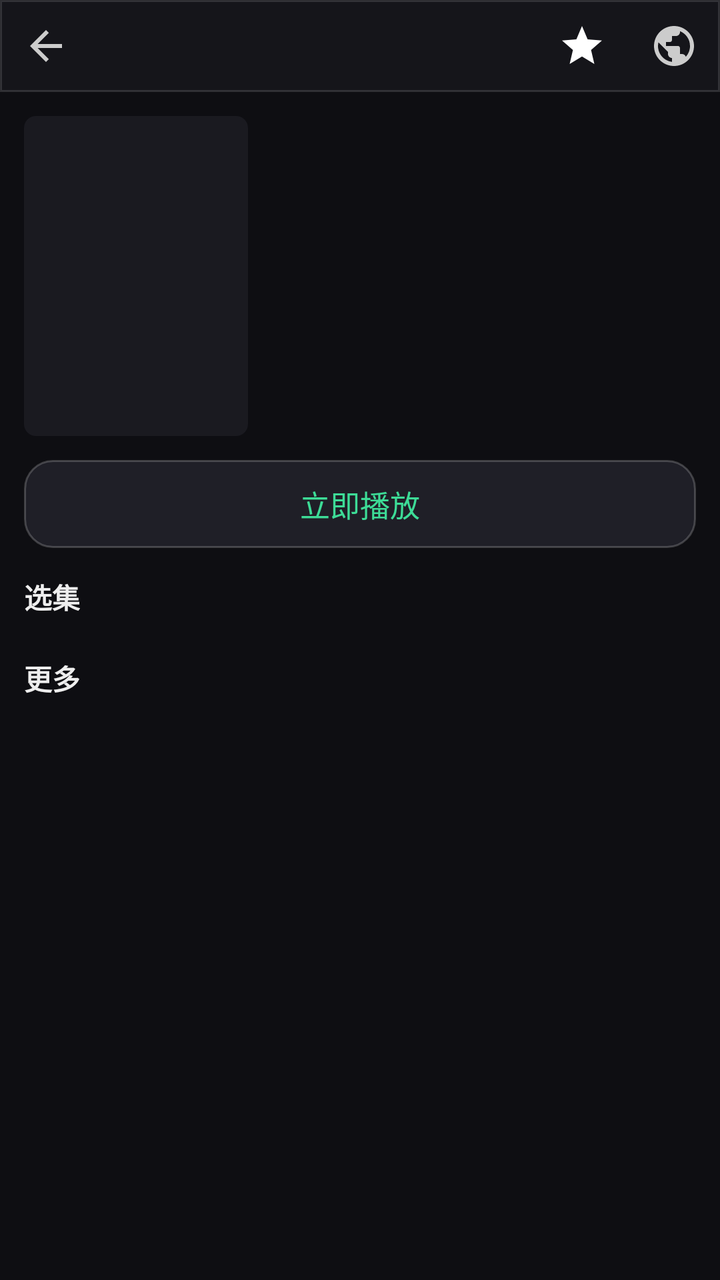
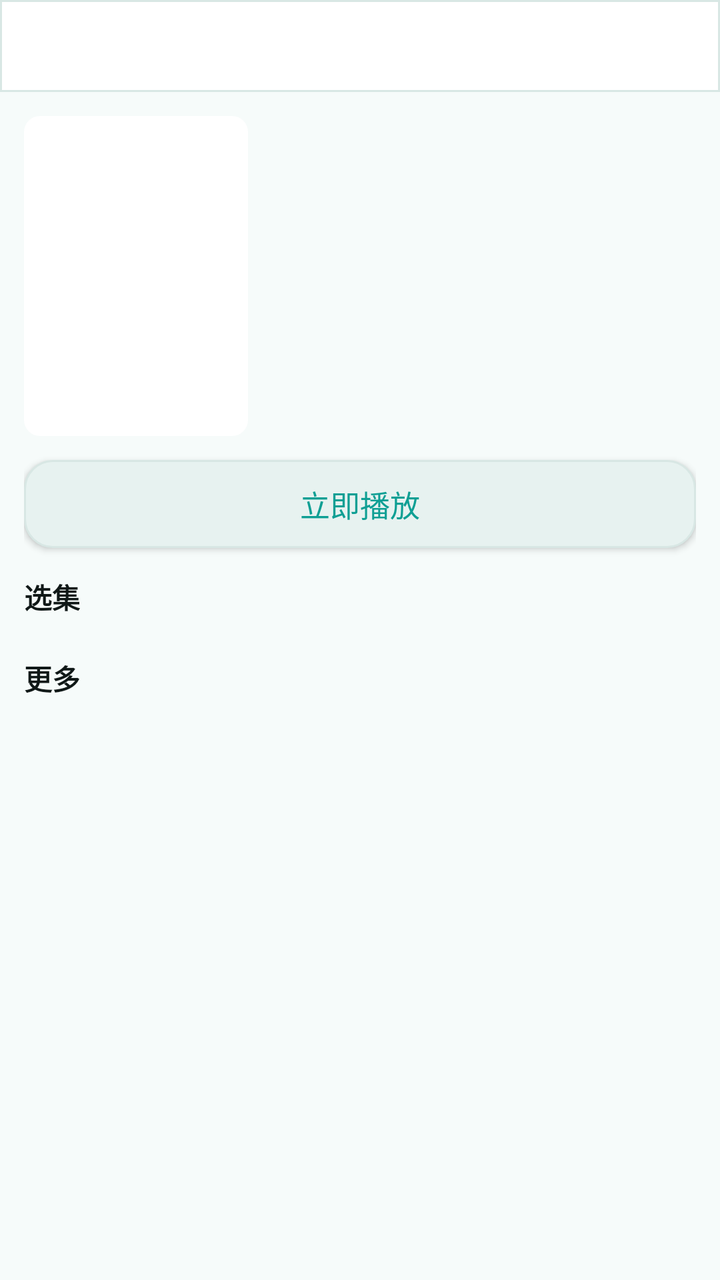

Two renders of the same Android screen: before a commit and after it. Below are the layout's source before the change and the commit's diff.
<!-- AndroidManifest.xml: application theme AppTheme -->
<!-- res/layout/activity_detail.xml -->
<?xml version="1.0" encoding="utf-8"?>
<LinearLayout
    android:id="@+id/root"
    xmlns:android="http://schemas.android.com/apk/res/android"
    android:layout_width="match_parent"
    android:layout_height="match_parent"
    android:background="@color/bg"
    android:orientation="vertical">

    <LinearLayout
        android:layout_width="match_parent"
        android:layout_height="46dp"
        android:background="@drawable/bottom_bar_bg"
        android:gravity="center_vertical"
        android:orientation="horizontal">

        <ImageButton
            android:id="@+id/back"
            android:layout_width="46dp"
            android:layout_height="match_parent"
            android:background="?android:attr/selectableItemBackgroundBorderless"
            android:contentDescription="@string/btn_back"
            android:src="@drawable/ic_back" />

        <TextView
            android:id="@+id/head"
            android:layout_width="0dp"
            android:layout_height="wrap_content"
            android:layout_weight="1"
            android:ellipsize="end"
            android:maxLines="1"
            android:textColor="#EEEEEE"
            android:textSize="15sp" />

        <ImageButton
            android:id="@+id/fav"
            android:layout_width="46dp"
            android:layout_height="match_parent"
            android:background="?android:attr/selectableItemBackgroundBorderless"
            android:contentDescription="@string/mn_fav"
            android:src="@drawable/ic_star" />

        <ImageButton
            android:id="@+id/web"
            android:layout_width="46dp"
            android:layout_height="match_parent"
            android:background="?android:attr/selectableItemBackgroundBorderless"
            android:contentDescription="@string/nav_search"
            android:src="@drawable/ic_globe" />
    </LinearLayout>

    <ProgressBar
        android:id="@+id/bar"
        style="?android:attr/progressBarStyleHorizontal"
        android:layout_width="match_parent"
        android:layout_height="3dp"
        android:indeterminate="true"
        android:indeterminateTint="@color/accent"
        android:visibility="gone" />

    <ScrollView
        android:layout_width="match_parent"
        android:layout_height="0dp"
        android:layout_weight="1">

        <LinearLayout
            android:layout_width="match_parent"
            android:layout_height="wrap_content"
            android:orientation="vertical"
            android:padding="12dp">

            <LinearLayout
                android:layout_width="match_parent"
                android:layout_height="wrap_content"
                android:orientation="horizontal">

                <FrameLayout
                    android:layout_width="112dp"
                    android:layout_height="160dp"
                    android:background="@drawable/card_bg">

                    <ImageView
                        android:id="@+id/cover"
                        android:layout_width="match_parent"
                        android:layout_height="match_parent"
                        android:scaleType="centerCrop"
                        android:contentDescription="@null" />
                </FrameLayout>

                <LinearLayout
                    android:layout_width="0dp"
                    android:layout_height="wrap_content"
                    android:layout_marginLeft="12dp"
                    android:layout_weight="1"
                    android:orientation="vertical">

                    <TextView
                        android:id="@+id/title"
                        android:layout_width="match_parent"
                        android:layout_height="wrap_content"
                        android:textColor="#F0F0F0"
                        android:textSize="17sp"
                        android:textStyle="bold" />

                    <TextView
                        android:id="@+id/score"
                        android:layout_width="match_parent"
                        android:layout_height="wrap_content"
                        android:layout_marginTop="4dp"
                        android:textColor="#FF3DDC97"
                        android:textSize="13sp" />

                    <TextView
                        android:id="@+id/meta1"
                        android:layout_width="match_parent"
                        android:layout_height="wrap_content"
                        android:layout_marginTop="6dp"
                        android:textColor="#99FFFFFF"
                        android:textSize="12sp" />

                    <TextView
                        android:id="@+id/meta2"
                        android:layout_width="match_parent"
                        android:layout_height="wrap_content"
                        android:layout_marginTop="3dp"
                        android:textColor="#99FFFFFF"
                        android:textSize="12sp" />

                    <TextView
                        android:id="@+id/meta3"
                        android:layout_width="match_parent"
                        android:layout_height="wrap_content"
                        android:layout_marginTop="3dp"
                        android:textColor="#99FFFFFF"
                        android:textSize="12sp" />
                </LinearLayout>
            </LinearLayout>

            <Button
                android:id="@+id/play"
                android:layout_width="match_parent"
                android:layout_height="44dp"
                android:layout_marginTop="12dp"
                android:background="@drawable/word_bg"
                android:text="@string/play_now"
                android:textColor="#FF3DDC97"
                android:textSize="15sp" />

            <TextView
                android:layout_width="wrap_content"
                android:layout_height="wrap_content"
                android:layout_marginTop="14dp"
                android:text="@string/episodes"
                android:textColor="#EEEEEE"
                android:textSize="14sp"
                android:textStyle="bold" />

            <LinearLayout
                android:id="@+id/epBox"
                android:layout_width="match_parent"
                android:layout_height="wrap_content"
                android:layout_marginTop="6dp"
                android:orientation="vertical" />

            <TextView
                android:id="@+id/descLabel"
                android:layout_width="wrap_content"
                android:layout_height="wrap_content"
                android:layout_marginTop="14dp"
                android:text="@string/mn_more"
                android:textColor="#EEEEEE"
                android:textSize="14sp"
                android:textStyle="bold" />

            <TextView
                android:id="@+id/desc"
                android:layout_width="match_parent"
                android:layout_height="wrap_content"
                android:layout_marginTop="6dp"
                android:textColor="#BBFFFFFF"
                android:textSize="13sp" />
        </LinearLayout>
    </ScrollView>
</LinearLayout>
<!-- resources referenced by this layout -->
<resources>
  <color name="accent">#FF3DDC97</color>
  <color name="bg">#FF0E0E12</color>
  <!-- drawable bottom_bar_bg (drawable) -->
  <shape xmlns:android="http://schemas.android.com/apk/res/android" android:shape="rectangle">
      <solid android:color="#FF15151A" />
      <stroke android:width="1dp" android:color="#22FFFFFF" />
  </shape>
  <!-- drawable card_bg (drawable) -->
  <shape xmlns:android="http://schemas.android.com/apk/res/android" android:shape="rectangle">
      <solid android:color="#FF1A1A20" />
      <corners android:radius="6dp" />
  </shape>
  <!-- drawable ic_back (drawable) -->
  <vector xmlns:android="http://schemas.android.com/apk/res/android"
      android:width="24dp" android:height="24dp"
      android:viewportWidth="24" android:viewportHeight="24"
      android:tint="#CCCCCC">
      <path android:fillColor="#FFFFFF"
          android:pathData="M20,11H7.83l5.59,-5.59L12,4l-8,8 8,8 1.41,-1.41L7.83,13H20v-2z" />
  </vector>
  <!-- drawable ic_globe (drawable) -->
  <vector xmlns:android="http://schemas.android.com/apk/res/android"
      android:width="24dp" android:height="24dp"
      android:viewportWidth="24" android:viewportHeight="24"
      android:tint="#CCCCCC">
      <path android:fillColor="#FFFFFF" android:pathData="M12,2C6.48,2 2,6.48 2,12s4.48,10 10,10 10,-4.48 10,-10S17.52,2 12,2zm-1,17.93c-3.95,-0.49 -7,-3.85 -7,-7.93 0,-0.62 0.08,-1.21 0.21,-1.79L9,15v1c0,1.1 0.9,2 2,2v1.93zm6.9,-2.54c-0.26,-0.81 -1,-1.39 -1.9,-1.39h-1v-3c0,-0.55 -0.45,-1 -1,-1H8v-2h2c0.55,0 1,-0.45 1,-1V7h2c1.1,0 2,-0.9 2,-2v-0.41c2.93,1.19 5,4.06 5,7.41 0,2.08 -0.8,3.97 -2.1,5.39z" />
  </vector>
  <!-- drawable ic_star (drawable) -->
  <vector xmlns:android="http://schemas.android.com/apk/res/android"
      android:width="24dp" android:height="24dp"
      android:viewportWidth="24" android:viewportHeight="24"
      >
      <path android:fillColor="#FFFFFF" android:pathData="M12,17.27L18.18,21l-1.64,-7.03L22,9.24l-7.19,-0.61L12,2 9.19,8.63 2,9.24l5.46,4.73L5.82,21z" />
  </vector>
  <!-- drawable word_bg (drawable) -->
  <shape xmlns:android="http://schemas.android.com/apk/res/android" android:shape="rectangle">
      <solid android:color="#FF1F1F27" />
      <corners android:radius="14dp" />
      <stroke android:width="1dp" android:color="#33FFFFFF" />
  </shape>
  <string name="btn_back">返回</string>
  <string name="episodes">选集</string>
  <string name="mn_fav">收藏</string>
  <string name="mn_more">更多</string>
  <string name="nav_search">搜索</string>
  <string name="play_now">立即播放</string>
  <style name="AppTheme" parent="Theme.AppCompat.NoActionBar">
          <item name="android:windowBackground">@color/bg</item>
          <item name="android:statusBarColor">@color/bg</item>
          <item name="android:navigationBarColor">@color/bg</item>
      </style>
</resources>

<!-- the commit's change to res/layout/activity_detail.xml (unified diff, before → after) -->
@@ -29,7 +29,7 @@
             android:layout_weight="1"
             android:ellipsize="end"
             android:maxLines="1"
-            android:textColor="#EEEEEE"
+            android:textColor="@color/text_primary"
             android:textSize="15sp" />
 
         <ImageButton
@@ -98,7 +98,7 @@
                         android:id="@+id/title"
                         android:layout_width="match_parent"
                         android:layout_height="wrap_content"
-                        android:textColor="#F0F0F0"
+                        android:textColor="@color/text_primary"
                         android:textSize="17sp"
                         android:textStyle="bold" />
 
@@ -107,7 +107,7 @@
                         android:layout_width="match_parent"
                         android:layout_height="wrap_content"
                         android:layout_marginTop="4dp"
-                        android:textColor="#FF3DDC97"
+                        android:textColor="@color/accent"
                         android:textSize="13sp" />
 
                     <TextView
@@ -115,7 +115,7 @@
                         android:layout_width="match_parent"
                         android:layout_height="wrap_content"
                         android:layout_marginTop="6dp"
-                        android:textColor="#99FFFFFF"
+                        android:textColor="@color/text_secondary"
                         android:textSize="12sp" />
 
                     <TextView
@@ -123,7 +123,7 @@
                         android:layout_width="match_parent"
                         android:layout_height="wrap_content"
                         android:layout_marginTop="3dp"
-                        android:textColor="#99FFFFFF"
+                        android:textColor="@color/text_secondary"
                         android:textSize="12sp" />
 
                     <TextView
@@ -131,7 +131,7 @@
                         android:layout_width="match_parent"
                         android:layout_height="wrap_content"
                         android:layout_marginTop="3dp"
-                        android:textColor="#99FFFFFF"
+                        android:textColor="@color/text_secondary"
                         android:textSize="12sp" />
                 </LinearLayout>
             </LinearLayout>
@@ -143,7 +143,7 @@
                 android:layout_marginTop="12dp"
                 android:background="@drawable/word_bg"
                 android:text="@string/play_now"
-                android:textColor="#FF3DDC97"
+                android:textColor="@color/accent"
                 android:textSize="15sp" />
 
             <TextView
@@ -151,7 +151,7 @@
                 android:layout_height="wrap_content"
                 android:layout_marginTop="14dp"
                 android:text="@string/episodes"
-                android:textColor="#EEEEEE"
+                android:textColor="@color/text_primary"
                 android:textSize="14sp"
                 android:textStyle="bold" />
 
@@ -168,7 +168,7 @@
                 android:layout_height="wrap_content"
                 android:layout_marginTop="14dp"
                 android:text="@string/mn_more"
-                android:textColor="#EEEEEE"
+                android:textColor="@color/text_primary"
                 android:textSize="14sp"
                 android:textStyle="bold" />
 
@@ -177,7 +177,7 @@
                 android:layout_width="match_parent"
                 android:layout_height="wrap_content"
                 android:layout_marginTop="6dp"
-                android:textColor="#BBFFFFFF"
+                android:textColor="@color/text_secondary"
                 android:textSize="13sp" />
         </LinearLayout>
     </ScrollView>
<!-- resource entries referenced after the edit -->
@@ -1,30 +1,30 @@
 <!-- resources referenced by this layout -->
 <resources>
-  <color name="accent">#FF3DDC97</color>
-  <color name="bg">#FF0E0E12</color>
+  <color name="accent">#FF0E9F94</color>
+  <color name="bg">#FFF6FBFA</color>
+  <color name="text_primary">#FF101817</color>
+  <color name="text_secondary">#FF48605B</color>
   <!-- drawable bottom_bar_bg (drawable) -->
   <shape xmlns:android="http://schemas.android.com/apk/res/android" android:shape="rectangle">
-      <solid android:color="#FF15151A" />
-      <stroke android:width="1dp" android:color="#22FFFFFF" />
+      <solid android:color="@color/bar_bg" />
+      <stroke android:width="1dp" android:color="@color/divider" />
   </shape>
   <!-- drawable card_bg (drawable) -->
   <shape xmlns:android="http://schemas.android.com/apk/res/android" android:shape="rectangle">
-      <solid android:color="#FF1A1A20" />
-      <corners android:radius="6dp" />
+      <solid android:color="@color/surface" />
+      <corners android:radius="8dp" />
   </shape>
   <!-- drawable ic_back (drawable) -->
   <vector xmlns:android="http://schemas.android.com/apk/res/android"
       android:width="24dp" android:height="24dp"
-      android:viewportWidth="24" android:viewportHeight="24"
-      android:tint="#CCCCCC">
+      android:viewportWidth="24" android:viewportHeight="24">
       <path android:fillColor="#FFFFFF"
           android:pathData="M20,11H7.83l5.59,-5.59L12,4l-8,8 8,8 1.41,-1.41L7.83,13H20v-2z" />
   </vector>
   <!-- drawable ic_globe (drawable) -->
   <vector xmlns:android="http://schemas.android.com/apk/res/android"
       android:width="24dp" android:height="24dp"
-      android:viewportWidth="24" android:viewportHeight="24"
-      android:tint="#CCCCCC">
+      android:viewportWidth="24" android:viewportHeight="24">
       <path android:fillColor="#FFFFFF" android:pathData="M12,2C6.48,2 2,6.48 2,12s4.48,10 10,10 10,-4.48 10,-10S17.52,2 12,2zm-1,17.93c-3.95,-0.49 -7,-3.85 -7,-7.93 0,-0.62 0.08,-1.21 0.21,-1.79L9,15v1c0,1.1 0.9,2 2,2v1.93zm6.9,-2.54c-0.26,-0.81 -1,-1.39 -1.9,-1.39h-1v-3c0,-0.55 -0.45,-1 -1,-1H8v-2h2c0.55,0 1,-0.45 1,-1V7h2c1.1,0 2,-0.9 2,-2v-0.41c2.93,1.19 5,4.06 5,7.41 0,2.08 -0.8,3.97 -2.1,5.39z" />
   </vector>
   <!-- drawable ic_star (drawable) -->
@@ -36,9 +36,9 @@
   </vector>
   <!-- drawable word_bg (drawable) -->
   <shape xmlns:android="http://schemas.android.com/apk/res/android" android:shape="rectangle">
-      <solid android:color="#FF1F1F27" />
+      <solid android:color="@color/chip_bg" />
       <corners android:radius="14dp" />
-      <stroke android:width="1dp" android:color="#33FFFFFF" />
+      <stroke android:width="1dp" android:color="@color/divider" />
   </shape>
   <string name="btn_back">返回</string>
   <string name="episodes">选集</string>
@@ -46,10 +46,20 @@
   <string name="mn_more">更多</string>
   <string name="nav_search">搜索</string>
   <string name="play_now">立即播放</string>
-  <style name="AppTheme" parent="Theme.AppCompat.NoActionBar">
+  <style name="AppTheme" parent="Theme.AppCompat.DayNight.NoActionBar">
           <item name="android:windowBackground">@color/bg</item>
           <item name="android:statusBarColor">@color/bg</item>
           <item name="android:navigationBarColor">@color/bg</item>
+          <item name="android:windowLightStatusBar">@bool/light_status_bar</item>
+          <item name="colorPrimary">@color/accent</item>
+          <item name="colorAccent">@color/accent</item>
+          <item name="colorControlActivated">@color/accent</item>
+          <item name="android:textColorPrimary">@color/text_primary</item>
+          <item name="android:textColorSecondary">@color/text_secondary</item>
       </style>
+  <color name="bar_bg">#FFFFFFFF</color>
+  <color name="divider">#FFD8E7E4</color>
+  <color name="surface">#FFFFFFFF</color>
+  <color name="chip_bg">#FFE7F2F0</color>
 </resources>
 
